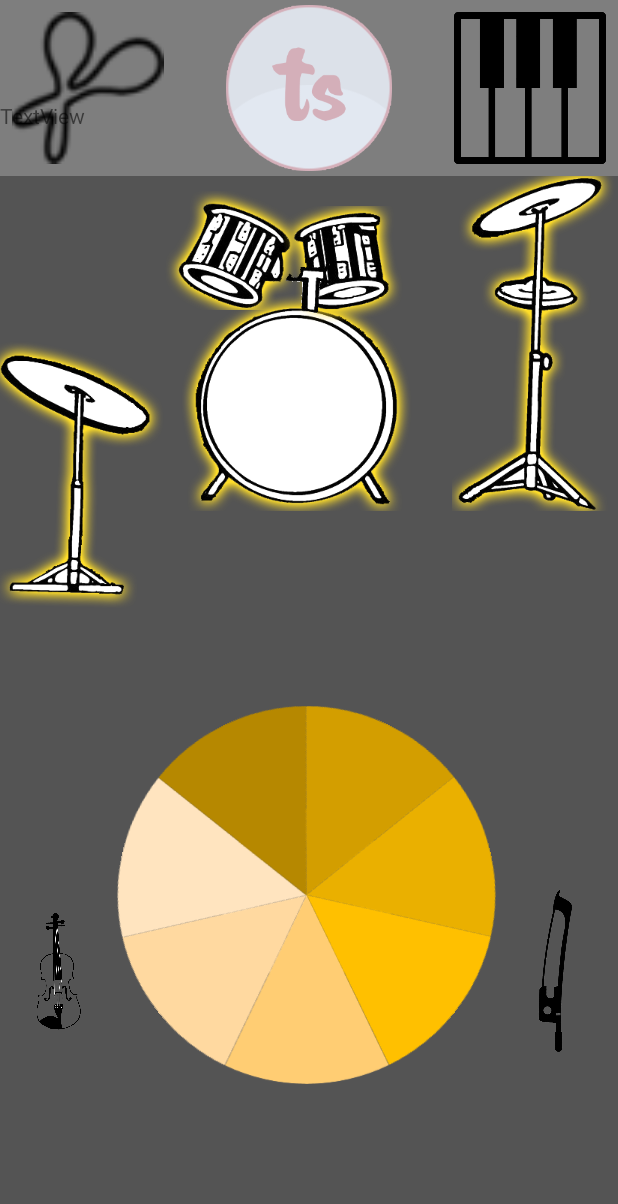
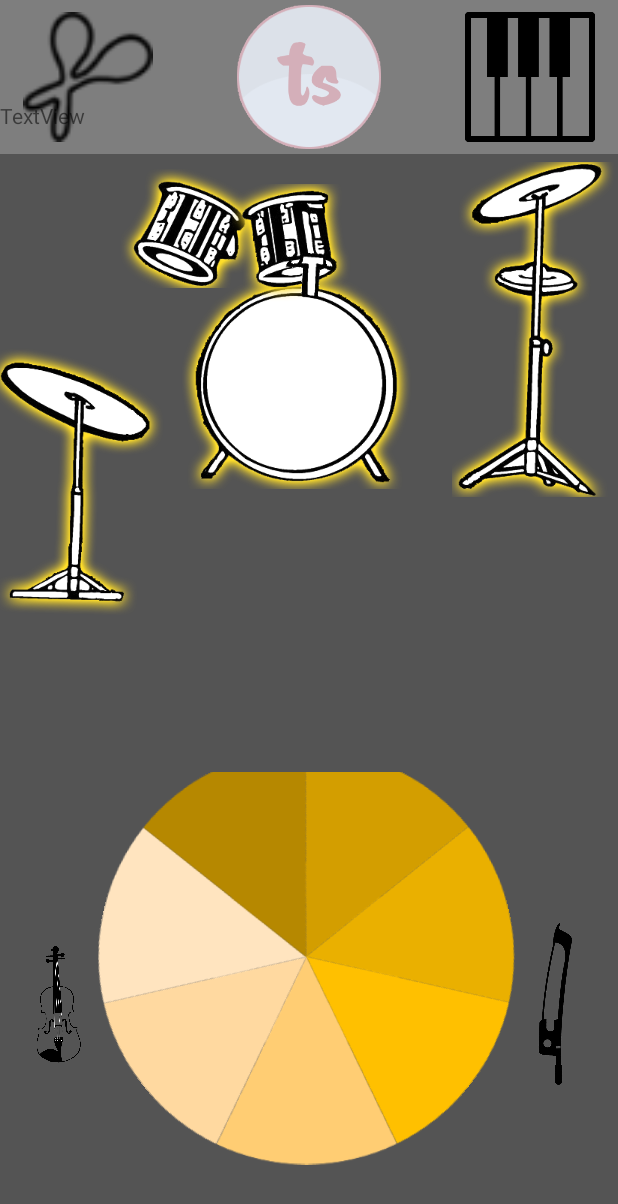
Before and after one commit to shuansiang/cs4347project, an Android app: the VSDActivity screen opened directly, with no data from a screen before it, on a phone screen of 412 x 824 dp. Shown: the top 1204 px of the screen. Run offline under Robolectric (Android 15) with nearby library versions, the phone set to English and light mode, and no system bars; pictures from the network do not load.

Commit message:
Readjust drums UI

```diff
--- a/app/src/main/res/layout/activity_vsd.xml
+++ b/app/src/main/res/layout/activity_vsd.xml
@@ -73,7 +73,7 @@
             <RelativeLayout
                 android:layout_width="match_parent"
                 android:layout_height="0dp"
-                android:layout_weight="3">
+                android:layout_weight="4">
 
 
                 <RelativeLayout
@@ -82,7 +82,7 @@
                     android:id="@+id/tom_2_layout"
                     android:layout_alignParentTop="true"
                     android:layout_alignParentStart="true"
-                    android:layout_marginStart="110dp"
+                    android:layout_marginStart="80dp"
                     android:layout_marginTop="10dp">
 
                     <ImageButton
@@ -102,7 +102,8 @@
                 <RelativeLayout
                     android:id="@+id/ride_cymbal_layout"
                     android:layout_width="match_parent"
-                    android:layout_height="match_parent">
+                    android:layout_height="match_parent"
+                    android:layout_marginBottom="20dp">
 
                     <ImageButton
                         android:id="@+id/ride_cymbal"
@@ -151,7 +152,7 @@
                     android:id="@+id/tom_1_layout"
                     android:layout_width="match_parent"
                     android:layout_height="match_parent"
-                    android:layout_marginLeft="150dp"
+                    android:layout_marginLeft="115dp"
                     android:layout_marginTop="20dp">
 
                     <ImageButton
@@ -173,7 +174,8 @@
                 <RelativeLayout
                     android:layout_width="match_parent"
                     android:layout_height="match_parent"
-                    android:id="@+id/crash_symbal_layout">
+                    android:id="@+id/crash_symbal_layout"
+                    android:layout_marginTop="5dp">
 
                     <ImageButton
                         android:id="@+id/crash_symbal"
@@ -230,7 +232,9 @@
                     <RelativeLayout
                         android:layout_width="match_parent"
                         android:layout_height="match_parent"
-                        android:layout_weight="3">
+                        android:layout_weight="3"
+                        android:scaleX="1.1"
+                        android:scaleY="1.1">
 
                         <ImageButton
                             android:id="@+id/violin_c"
```
